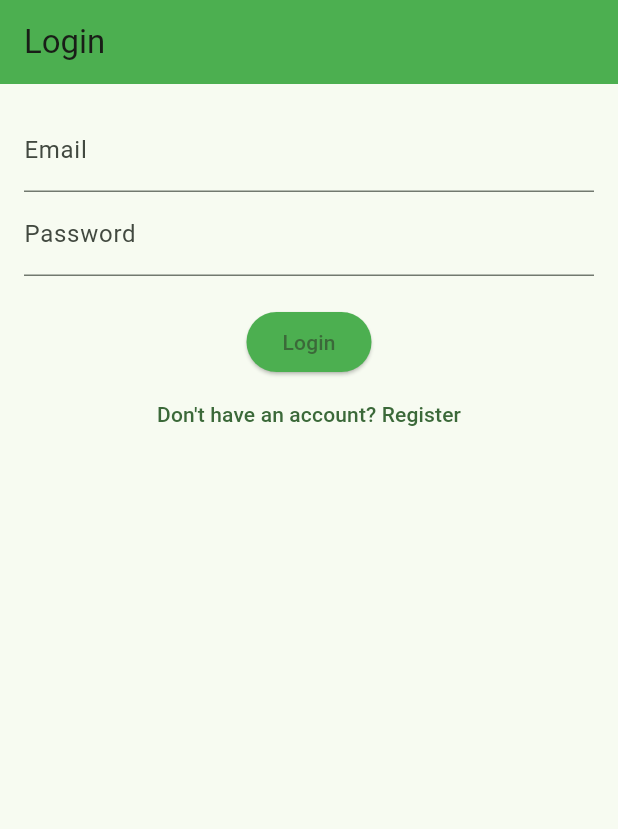
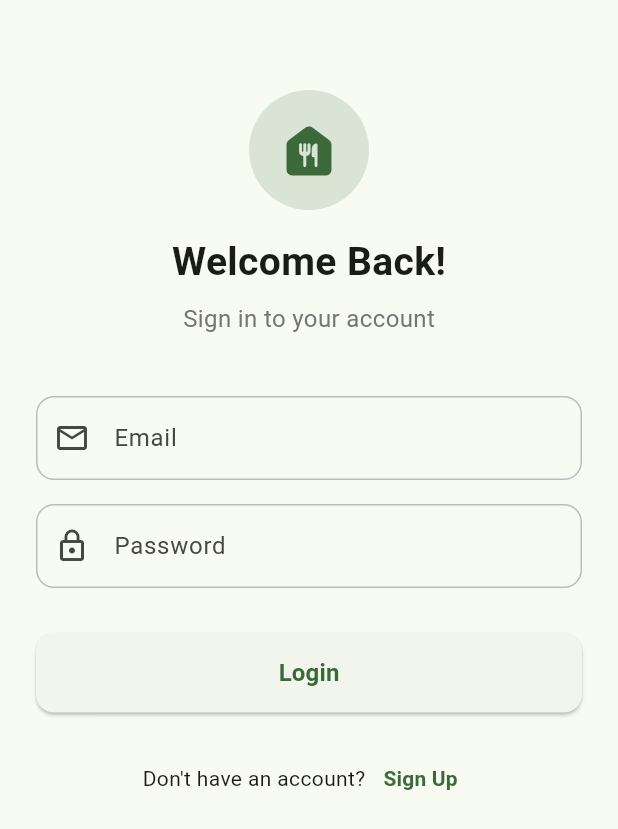
Before and after one commit to itscodemine/foodies, a Flutter app: the screen it shows after launch, on a phone screen of 412 x 824 dp. Shown: the top 829 px of the screen. Run offline on Flutter 3.47's test engine with Material 3 defaults, Android fonts, the phone set to English and light mode, and no system bars; our stand-ins replace cloud_firestore, firebase_auth, firebase_core; accounts and stored records are empty.

Commit message:
feat: import ui in login screen

```diff
--- a/lib/ui/screens/login_screen.dart
+++ b/lib/ui/screens/login_screen.dart
@@ -11,6 +11,7 @@ class LoginScreen extends StatefulWidget {
 }
 
 class _LoginScreenState extends State<LoginScreen> {
+  final _formKey = GlobalKey<FormState>();
   final TextEditingController _emailController = TextEditingController();
   final TextEditingController _passwordController = TextEditingController();
 
@@ -18,54 +19,11 @@ class _LoginScreenState extends State<LoginScreen> {
 
   bool _isLoading = false;
 
-  @override
-  Widget build(BuildContext context) {
-    return Scaffold(
-      appBar: AppBar(
-        title: const Text('Login'),
-        backgroundColor: Colors.green,
-      ),
-      body: Padding(
-        padding: const EdgeInsets.all(16.0),
-        child: Column(
-          children: [
-            TextField(
-              controller: _emailController,
-              decoration: const InputDecoration(labelText: 'Email'),
-            ),
-            TextField(
-              controller: _passwordController,
-              decoration: const InputDecoration(labelText: 'Password'),
-              obscureText: true,
-            ),
-            const SizedBox(height: 20),
-            _isLoading
-                ? const CircularProgressIndicator()
-                : ElevatedButton(
-                    onPressed: _handleLogin,
-                    style: ElevatedButton.styleFrom(
-                      backgroundColor: Colors.green,
-                    ),
-                    child: const Text('Login'),
-                  ),
-            TextButton(
-              onPressed: () {
-                Navigator.pushReplacement(
-                  context,
-                  MaterialPageRoute(
-                    builder: (context) => const RegisterScreen(),
-                  ),
-                );
-              },
-              child: const Text("Don't have an account? Register"),
-            ),
-          ],
-        ),
-      ),
-    );
-  }
+  void _handleLogin() async {
+    if (!_formKey.currentState!.validate()) {
+      return;
+    }
 
-  void _handleLogin() async {
     setState(() {
       _isLoading = true;
     });
@@ -74,6 +32,8 @@ class _LoginScreenState extends State<LoginScreen> {
       email: _emailController.text,
       password: _passwordController.text,
     );
+
+    if (!mounted) return;
 
     setState(() {
       _isLoading = false;
@@ -95,4 +55,144 @@ class _LoginScreenState extends State<LoginScreen> {
       );
     }
   }
+
+  @override
+  void dispose() {
+    _emailController.dispose();
+    _passwordController.dispose();
+    super.dispose();
+  }
+
+  @override
+  Widget build(BuildContext context) {
+    final inputDecoration = InputDecoration(
+      border: OutlineInputBorder(
+        borderRadius: BorderRadius.circular(12.0),
+        borderSide: BorderSide(color: Colors.grey[300]!),
+      ),
+      enabledBorder: OutlineInputBorder(
+        borderRadius: BorderRadius.circular(12.0),
+        borderSide: BorderSide(color: Colors.grey[400]!),
+      ),
+      focusedBorder: OutlineInputBorder(
+        borderRadius: BorderRadius.circular(12.0),
+        borderSide: BorderSide(color: Theme.of(context).primaryColor, width: 2),
+      ),
+      contentPadding: const EdgeInsets.symmetric(vertical: 16, horizontal: 12),
+    );
+
+    return Scaffold(
+      body: SafeArea(
+        child: SingleChildScrollView(
+          padding: const EdgeInsets.symmetric(horizontal: 24.0),
+          child: Column(
+            mainAxisAlignment: MainAxisAlignment.center,
+            crossAxisAlignment: CrossAxisAlignment.stretch,
+            children: [
+              const SizedBox(height: 60),
+              _buildHeader(),
+              const SizedBox(height: 40),
+              Form(
+                key: _formKey,
+                child: Column(
+                  children: [
+                    TextFormField(
+                      controller: _emailController,
+                      decoration: inputDecoration.copyWith(
+                        labelText: 'Email',
+                        prefixIcon: const Icon(Icons.email_outlined),
+                      ),
+                      keyboardType: TextInputType.emailAddress,
+                      validator: (value) =>
+                          value!.isEmpty ? 'Please enter your email' : null,
+                    ),
+                    const SizedBox(height: 16),
+                    TextFormField(
+                      controller: _passwordController,
+                      decoration: inputDecoration.copyWith(
+                        labelText: 'Password',
+                        prefixIcon: const Icon(Icons.lock_outline),
+                      ),
+                      obscureText: true,
+                      validator: (value) =>
+                          value!.isEmpty ? 'Please enter your password' : null,
+                    ),
+                  ],
+                ),
+              ),
+              const SizedBox(height: 30),
+              _isLoading
+                  ? const Center(child: CircularProgressIndicator())
+                  : ElevatedButton(
+                      onPressed: _handleLogin,
+                      style: ElevatedButton.styleFrom(
+                        padding: const EdgeInsets.symmetric(vertical: 15),
+                        shape: RoundedRectangleBorder(
+                          borderRadius: BorderRadius.circular(12),
+                        ),
+                      ),
+                      child: const Text(
+                        'Login',
+                        style: TextStyle(
+                            fontSize: 16, fontWeight: FontWeight.bold),
+                      ),
+                    ),
+              const SizedBox(height: 20),
+              _buildNavigationToRegister(),
+              const SizedBox(height: 20),
+            ],
+          ),
+        ),
+      ),
+    );
+  }
+
+  Widget _buildHeader() {
+    return Column(
+      children: [
+        CircleAvatar(
+          radius: 40,
+          backgroundColor: Theme.of(context).primaryColor.withAlpha(40),
+          child: Icon(
+            Icons.food_bank_rounded,
+            color: Theme.of(context).primaryColor,
+            size: 45,
+          ),
+        ),
+        const SizedBox(height: 16),
+        const Text(
+          'Welcome Back!',
+          style: TextStyle(fontSize: 26, fontWeight: FontWeight.bold),
+        ),
+        const SizedBox(height: 8),
+        Text(
+          'Sign in to your account',
+          style: TextStyle(fontSize: 16, color: Colors.grey[600]),
+        ),
+      ],
+    );
+  }
+
+  Widget _buildNavigationToRegister() {
+    return Row(
+      mainAxisAlignment: MainAxisAlignment.center,
+      children: [
+        const Text("Don't have an account?"),
+        TextButton(
+          onPressed: () {
+            Navigator.pushReplacement(
+              context,
+              MaterialPageRoute(
+                builder: (context) => const RegisterScreen(),
+              ),
+            );
+          },
+          child: const Text(
+            'Sign Up',
+            style: TextStyle(fontWeight: FontWeight.bold),
+          ),
+        ),
+      ],
+    );
+  }
 }
```
